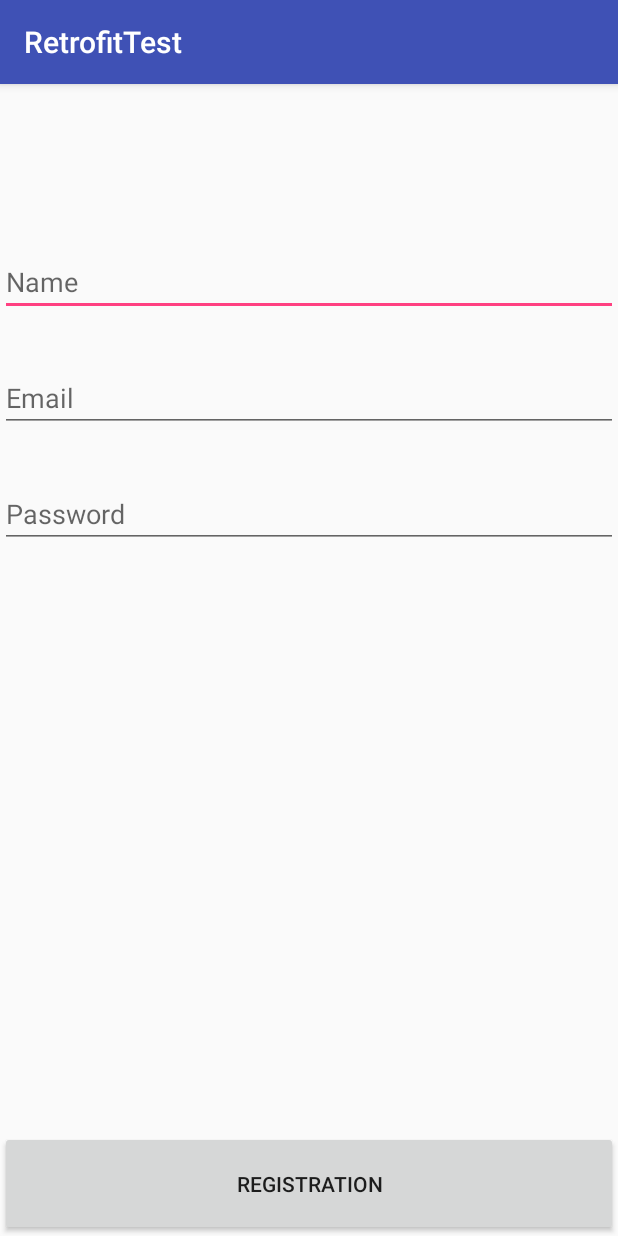
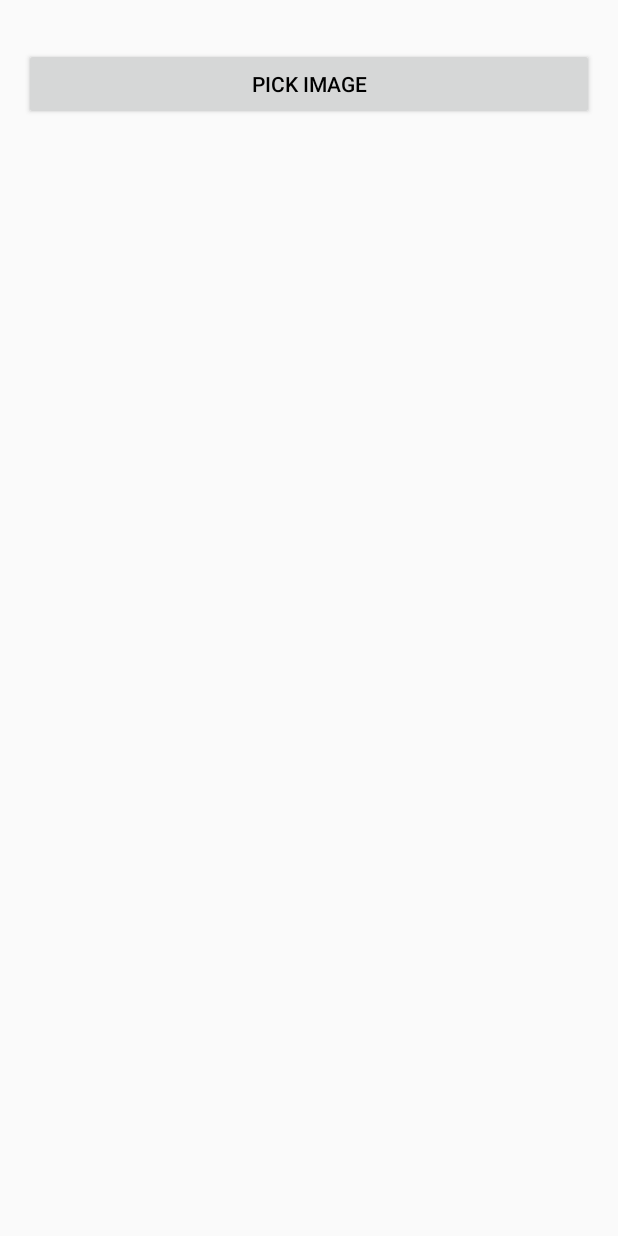
Before and after one commit to AlexandrKorzch/RetrofitTest, an Android app: the screen it shows after launch (RegistrationActivity before the commit, UploadAvatarActivity after it), on a phone screen of 412 x 824 dp. Run offline under Robolectric (Android 15) with nearby library versions, the phone set to English and light mode, and no system bars; libraries missing offline, so code that uses them is left out: com.gun0912.tedpicker; pictures from the network do not load.

```diff
--- a/app/src/main/java/com/korzh/user/retrofittest/activity/UploadAvatarActivity.java
+++ b/app/src/main/java/com/korzh/user/retrofittest/activity/UploadAvatarActivity.java
@@ -1,15 +1,92 @@
 package com.korzh.user.retrofittest.activity;
 
+import android.app.Activity;
+import android.content.Intent;
+import android.net.Uri;
+import android.os.Bundle;
 import android.support.v7.app.AppCompatActivity;
-import android.os.Bundle;
+import android.util.TypedValue;
+import android.view.LayoutInflater;
+import android.view.View;
+import android.view.ViewGroup;
+import android.widget.FrameLayout;
+import android.widget.ImageView;
 
+import com.bumptech.glide.Glide;
+import com.gun0912.tedpicker.Config;
+import com.gun0912.tedpicker.ImagePickerActivity;
 import com.korzh.user.retrofittest.R;
 
+import java.util.ArrayList;
+
 public class UploadAvatarActivity extends AppCompatActivity {
+
+    private static final int INTENT_REQUEST_GET_IMAGES = 13;
+
+    private static final String TAG = "TedPicker";
+    ArrayList<Uri> image_uris = new ArrayList<Uri>();
+    private ViewGroup mSelectedImagesContainer;
 
     @Override
     protected void onCreate(Bundle savedInstanceState) {
         super.onCreate(savedInstanceState);
-        setContentView(R.layout.activity_upload_avatar);
+        setContentView(R.layout.activity_image);
+
+        mSelectedImagesContainer = (ViewGroup) findViewById(R.id.selected_photos_container);
+
+        View getImages2 = findViewById(R.id.get_images2);
+        getImages2.setOnClickListener(view -> {
+            Config config = new Config();
+            config.setCameraHeight(R.dimen.app_camera_height);
+            config.setToolbarTitleRes(R.string.custom_title);
+            config.setSelectionMin(1);
+            config.setSelectionLimit(1);
+            config.setSelectedBottomHeight(R.dimen.bottom_height);
+            config.setFlashOn(true);
+            getImages(config);
+        });
+    }
+
+    private void getImages(Config config) {
+        ImagePickerActivity.setConfig(config);
+        Intent intent = new Intent(this, ImagePickerActivity.class);
+        if (image_uris != null) {
+            intent.putParcelableArrayListExtra(ImagePickerActivity.EXTRA_IMAGE_URIS, image_uris);
+        }
+        startActivityForResult(intent, INTENT_REQUEST_GET_IMAGES);
+    }
+
+
+    @Override
+    protected void onActivityResult(int requestCode, int resultCode, Intent intent) {
+        super.onActivityResult(requestCode, resultCode, intent);
+        if (resultCode == Activity.RESULT_OK) {
+            if (requestCode == INTENT_REQUEST_GET_IMAGES) {
+                image_uris = intent.getParcelableArrayListExtra(ImagePickerActivity.EXTRA_IMAGE_URIS);
+                if (image_uris != null) {
+                    showMedia();
+                }
+
+            }
+        }
+    }
+
+    private void showMedia() {
+        mSelectedImagesContainer.removeAllViews();
+        if (image_uris.size() >= 1) {
+            mSelectedImagesContainer.setVisibility(View.VISIBLE);
+        }
+        int wdpx = (int) TypedValue.applyDimension(TypedValue.COMPLEX_UNIT_DIP, 100, getResources().getDisplayMetrics());
+        int htpx = (int) TypedValue.applyDimension(TypedValue.COMPLEX_UNIT_DIP, 100, getResources().getDisplayMetrics());
+        for (Uri uri : image_uris) {
+            View imageHolder = LayoutInflater.from(this).inflate(R.layout.image_item, null);
+            ImageView thumbnail = (ImageView) imageHolder.findViewById(R.id.media_image);
+            Glide.with(this)
+                    .load(uri.toString())
+                    .fitCenter()
+                    .into(thumbnail);
+            mSelectedImagesContainer.addView(imageHolder);
+            thumbnail.setLayoutParams(new FrameLayout.LayoutParams(wdpx, htpx));
+        }
     }
 }
--- /dev/null
+++ b/app/src/main/res/layout/activity_image.xml
@@ -0,0 +1,35 @@
+<?xml version="1.0" encoding="utf-8"?>
+<LinearLayout
+    xmlns:android="http://schemas.android.com/apk/res/android"
+    android:layout_width="match_parent"
+    android:layout_height="match_parent"
+    android:orientation="vertical"
+    android:padding="16dp">
+
+    <Button
+        android:id="@+id/get_images2"
+        android:layout_width="match_parent"
+        android:layout_height="wrap_content"
+        android:layout_marginTop="16dp"
+        android:text="@string/pick_image"
+        android:textColor="#000000"/>
+
+    <HorizontalScrollView
+        android:id="@+id/hori_scroll_view"
+        android:layout_width="match_parent"
+        android:layout_height="wrap_content"
+        android:fillViewport="false"
+        android:foregroundGravity="left">
+
+        <LinearLayout
+            android:id="@+id/selected_photos_container"
+            android:layout_width="match_parent"
+            android:layout_height="wrap_content"
+            android:layout_gravity="left"
+            android:animateLayoutChanges="true"
+            android:gravity="left"
+            android:orientation="horizontal"
+            android:visibility="visible">
+        </LinearLayout>
+    </HorizontalScrollView>
+</LinearLayout>
--- /dev/null
+++ b/app/src/main/res/values/dimens.xml
@@ -0,0 +1,5 @@
+<?xml version="1.0" encoding="utf-8"?>
+<resources>
+    <dimen name="app_camera_height">300dp</dimen>
+    <dimen name="bottom_height">150dp</dimen>
+</resources>
--- a/app/src/main/res/values/strings.xml
+++ b/app/src/main/res/values/strings.xml
@@ -5,4 +5,6 @@
     <string name="email">Email</string>
     <string name="password">Password</string>
     <string name="login">Login</string>
+    <string name="custom_title">Take picture</string>
+    <string name="pick_image">Pick image</string>
 </resources>
--- a/app/src/main/res/values/styles.xml
+++ b/app/src/main/res/values/styles.xml
@@ -6,6 +6,10 @@
         <item name="colorPrimary">@color/colorPrimary</item>
         <item name="colorPrimaryDark">@color/colorPrimaryDark</item>
         <item name="colorAccent">@color/colorAccent</item>
+
+        <item name="windowActionBar">false</item>
+        <item name="windowNoTitle">true</item>
     </style>
 
+
 </resources>
```
Also changed, not shown: app/build.gradle (+4 -4 lines), app/src/main/AndroidManifest.xml (+19 -4 lines), app/src/main/res/layout/image_item.xml (added, +21 -0 lines).
